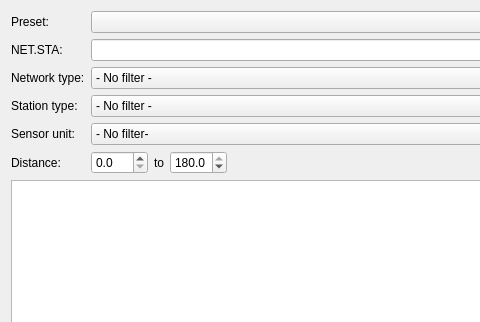
This is libs/seiscomp/gui/datamodel/selectstation.ui in SeisComP/common as Qt 5 draws it before an edit; both pictures show x 0 to 480 and y 0 to 322 of the 854 by 788 pixel window. The edited form follows.
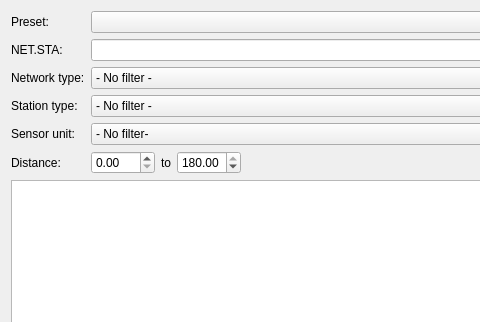
This is the edited form.

Commit message: [gui] Reset filters with presets in SelectStation

```diff
--- a/libs/seiscomp/gui/datamodel/selectstation.ui
+++ b/libs/seiscomp/gui/datamodel/selectstation.ui
@@ -144,7 +144,7 @@
            <string>Minimum epicentral distance</string>
           </property>
           <property name="decimals">
-           <number>1</number>
+           <number>2</number>
           </property>
           <property name="maximum">
            <double>180.000000000000000</double>
@@ -167,7 +167,7 @@
            <string>Maximum epicentral distance</string>
           </property>
           <property name="decimals">
-           <number>1</number>
+           <number>2</number>
           </property>
           <property name="maximum">
            <double>180.000000000000000</double>
```
Left out of the diff: 2 changed lines with no effect on the pictures. The commit also changes 2 other files.
